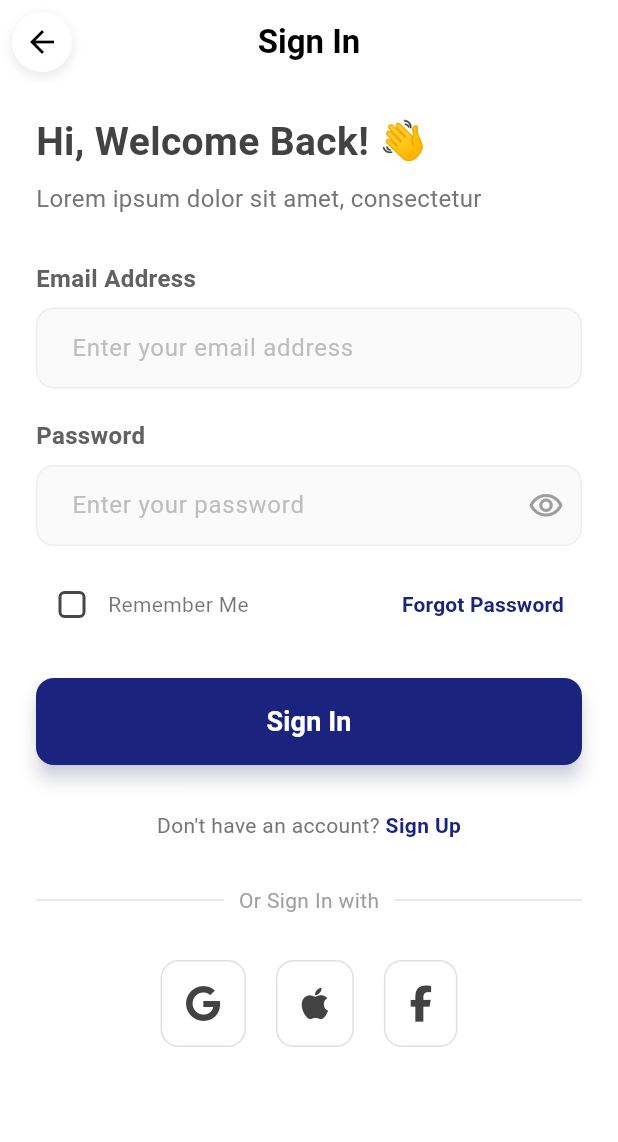
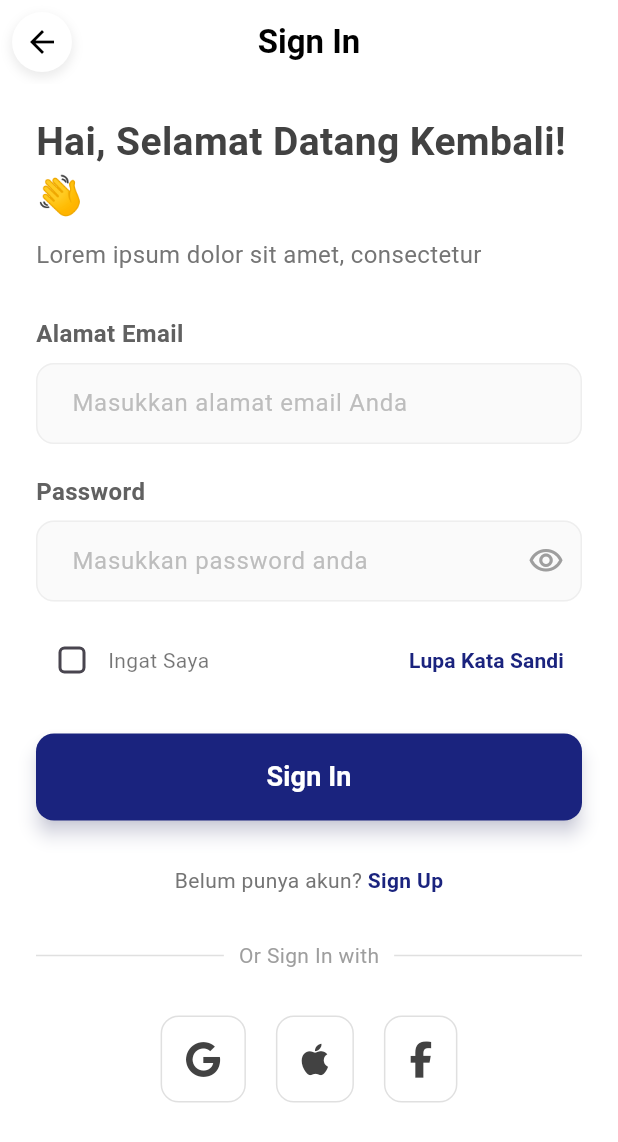
Before and after one commit to riskipradnya/SimpanSini-Personal-Finance, a Flutter app: the screen it shows after launch, on a phone screen of 412 x 824 dp. Shown: the top 1142 px of the screen. Run offline on Flutter 3.47's test engine with Material 3 defaults, Android fonts, the light colour scheme and no system bars; our stand-ins replace fl_chart, font_awesome_flutter, google_fonts, image_picker, shared_preferences; accounts and stored records are empty; Roboto replaces fonts that are missing (Poppins).

Commit message:
menambahkan logic pw dan simpan photo, juga beberapa perubahan kata bahasa

```diff
--- a/lib/database/auth_service.dart
+++ b/lib/database/auth_service.dart
@@ -6,8 +6,10 @@ import '../models/user_model.dart';
 class AuthService {
   // Ganti URL ini saat Anda sudah hosting
   // Untuk tes lokal, ganti dengan IP Address komputer Anda
-  final String _baseUrl =
-      "http://localhost/api_keuangan"; // <-- GANTI DENGAN IP ANDA
+  // PASTIKAN INI ADALAH IP LOKAL KOMPUTER ANDA, BUKAN 'localhost'
+  // Jika Anda menjalankan di emulator Android, '10.0.2.2' adalah IP untuk localhost.
+  // Jika Anda menjalankan di iOS simulator atau perangkat fisik, gunakan IP LAN komputer Anda (contoh: '192.168.1.XX')
+  final String _baseUrl = "http://192.168.117.42/api_keuangan"; // <-- GANTI DENGAN IP ANDA YANG TEPAT!
 
   // Fungsi untuk Registrasi (CREATE)
   Future<Map<String, dynamic>> signUp(
@@ -71,7 +73,8 @@ class AuthService {
 }
 
 class UserService {
-  final String _baseUrl = "http://localhost/api_keuangan";
+  // Pastikan _baseUrl ini sama dengan di AuthService
+  final String _baseUrl = "http://192.168.117.42/api_keuangan"; // <-- GANTI DENGAN IP ANDA YANG TEPAT!
 
   // Get current user from SharedPreferences
   Future<User?> getCurrentUser() async {
@@ -145,7 +148,7 @@ class UserService {
     }
   }
 
-  // Change password
+  // Change password - PERBAIKAN DI SINI
   Future<bool> changePassword(
       String currentPassword,
       String newPassword,
@@ -154,10 +157,13 @@ class UserService {
       final prefs = await SharedPreferences.getInstance();
       final userId = prefs.getInt('user_id');
 
-      // Simulate server call (uncomment when you have the server endpoint)
-      /*
+      if (userId == null) {
+        print('User ID not found in SharedPreferences.');
+        return false;
+      }
+
       final response = await http.post(
-        Uri.parse('$_baseUrl/change_password.php'),
+        Uri.parse('$_baseUrl/change_password.php'), // <-- Ini endpoint PHP yang akan kita buat
         body: {
           'user_id': userId.toString(),
           'current_password': currentPassword,
@@ -168,11 +174,11 @@ class UserService {
       if (response.statusCode == 200) {
         final data = json.decode(response.body);
         return data['status'] == 'success';
+      } else {
+        print('Server responded with status code: ${response.statusCode}');
+        print('Response body: ${response.body}');
+        return false;
       }
-      */
-
-      // For now, return true (simulate success)
-      return true;
     } catch (e) {
       print('Error changing password: $e');
       return false;
--- a/lib/database/transaction_service.dart
+++ b/lib/database/transaction_service.dart
@@ -6,7 +6,7 @@ import 'package:shared_preferences/shared_preferences.dart';
 class TransactionService {
   // Base URL untuk API
   final String _baseUrl =
-      "http://localhost/api_keuangan"; // Ganti dengan URL API Anda
+      "http://192.168.117.42/api_keuangan"; // Ganti dengan URL API Anda
 
   // Mendapatkan user ID dari shared preferences
   Future<int> _getUserId() async {
--- a/lib/database/wishlist_service.dart
+++ b/lib/database/wishlist_service.dart
@@ -6,7 +6,7 @@ import '../models/wishlist_model.dart';
 class WishlistService {
   // Change localhost to your actual IP address
   final String _baseUrl =
-      "http://localhost/api_keuangan"; // Replace with your IP
+      "http://192.168.117.42/api_keuangan"; // Replace with your IP
 
   Future<List<WishlistItem>> getAllWishlistItems() async {
     try {
--- a/lib/screens/change_password_screen.dart
+++ b/lib/screens/change_password_screen.dart
@@ -96,7 +96,7 @@ class _ChangePasswordScreenState extends State<ChangePasswordScreen> {
               ),
               const Expanded(
                 child: Text(
-                  'Change Password',
+                  'Ubah Password',
                   textAlign: TextAlign.center,
                   style: TextStyle(
                     color: Colors.black,
@@ -123,7 +123,7 @@ class _ChangePasswordScreenState extends State<ChangePasswordScreen> {
                     children: [
                       const SizedBox(height: 20),
                       const Text(
-                        'Change your password to keep your account secure.',
+                        'Ubah password Anda untuk menjaga keamanan akun Anda',
                         style: TextStyle(fontSize: 14, color: Colors.grey),
                       ),
                       const SizedBox(height: 32),
@@ -132,7 +132,7 @@ class _ChangePasswordScreenState extends State<ChangePasswordScreen> {
                         controller: _currentPasswordController,
                         obscureText: _obscureCurrentPassword,
                         decoration: InputDecoration(
-                          labelText: 'Current Password',
+                          labelText: 'Password Sekarang',
                           border: const OutlineInputBorder(),
                           prefixIcon: const Icon(Icons.lock_outline),
                           suffixIcon: IconButton(
@@ -151,7 +151,7 @@ class _ChangePasswordScreenState extends State<ChangePasswordScreen> {
                         ),
                         validator: (value) {
                           if (value == null || value.isEmpty) {
-                            return 'Please enter current password';
+                            return 'Silakan masukkan password saat ini';
                           }
                           return null;
                         },
@@ -162,7 +162,7 @@ class _ChangePasswordScreenState extends State<ChangePasswordScreen> {
                         controller: _newPasswordController,
                         obscureText: _obscureNewPassword,
                         decoration: InputDecoration(
-                          labelText: 'New Password',
+                          labelText: 'Password Baru',
                           border: const OutlineInputBorder(),
                           prefixIcon: const Icon(Icons.lock_outline),
                           suffixIcon: IconButton(
@@ -180,10 +180,10 @@ class _ChangePasswordScreenState extends State<ChangePasswordScreen> {
                         ),
                         validator: (value) {
                           if (value == null || value.isEmpty) {
-                            return 'Please enter new password';
+                            return 'Silakan masukkan password baru';
                           }
                           if (value.length < 6) {
-                            return 'Password must be at least 6 characters';
+                            return 'Password terdiri dari minimal 6 karakter';
                           }
                           return null;
                         },
@@ -194,7 +194,7 @@ class _ChangePasswordScreenState extends State<ChangePasswordScreen> {
                         controller: _confirmPasswordController,
                         obscureText: _obscureConfirmPassword,
                         decoration: InputDecoration(
-                          labelText: 'Confirm New Password',
+                          labelText: 'Konfirmasi Password Baru',
                           border: const OutlineInputBorder(),
                           prefixIcon: const Icon(Icons.lock_outline),
                           suffixIcon: IconButton(
@@ -213,10 +213,10 @@ class _ChangePasswordScreenState extends State<ChangePasswordScreen> {
                         ),
                         validator: (value) {
                           if (value == null || value.isEmpty) {
-                            return 'Please confirm new password';
+                            return 'Tolong Konfirmasi Password Baru';
                           }
                           if (value != _newPasswordController.text) {
-                            return 'Passwords do not match';
+                            return 'Kata sandi tidak cocok';
                           }
                           return null;
                         },
@@ -229,7 +229,7 @@ class _ChangePasswordScreenState extends State<ChangePasswordScreen> {
                         child: ElevatedButton(
                           onPressed: _isLoading ? null : _changePassword,
                           style: ElevatedButton.styleFrom(
-                            backgroundColor: const Color(0xFF6C63FF),
+                            backgroundColor: const Color(0xFF3A4276),
                             shape: RoundedRectangleBorder(
                               borderRadius: BorderRadius.circular(8),
                             ),
@@ -239,7 +239,7 @@ class _ChangePasswordScreenState extends State<ChangePasswordScreen> {
                                   color: Colors.white,
                                 )
                               : const Text(
-                                  'Change Password',
+                                  'Ubah Password',
                                   style: TextStyle(
                                     fontSize: 16,
                                     fontWeight: FontWeight.w600,
--- a/lib/screens/sign_in_screen.dart
+++ b/lib/screens/sign_in_screen.dart
@@ -140,7 +140,7 @@ class _SignInScreenState extends State<SignInScreen> {
             crossAxisAlignment: CrossAxisAlignment.start,
             children: [
               Text(
-                'Hi, Welcome Back! 👋',
+                'Hai, Selamat Datang Kembali! 👋',
                 style: TextStyle(
                   fontSize: 26,
                   fontWeight: FontWeight.bold,
@@ -154,7 +154,7 @@ class _SignInScreenState extends State<SignInScreen> {
               ),
               const SizedBox(height: 30),
               Text(
-                'Email Address',
+                'Alamat Email',
                 style: TextStyle(
                   fontSize: 16,
                   fontWeight: FontWeight.w600,
@@ -166,7 +166,7 @@ class _SignInScreenState extends State<SignInScreen> {
                 controller: _emailController, // Hubungkan controller
                 keyboardType: TextInputType.emailAddress,
                 decoration: InputDecoration(
-                  hintText: 'Enter your email address',
+                  hintText: 'Masukkan alamat email Anda',
                   hintStyle: TextStyle(color: Colors.grey[400]),
                   filled: true,
                   fillColor: Colors.grey[50],
@@ -202,7 +202,7 @@ class _SignInScreenState extends State<SignInScreen> {
                 controller: _passwordController, // Hubungkan controller
                 obscureText: !_isPasswordVisible,
                 decoration: InputDecoration(
-                  hintText: 'Enter your password',
+                  hintText: 'Masukkan password anda',
                   hintStyle: TextStyle(color: Colors.grey[400]),
                   filled: true,
                   fillColor: Colors.grey[50],
@@ -256,7 +256,7 @@ class _SignInScreenState extends State<SignInScreen> {
                         ),
                       ),
                       const Text(
-                        'Remember Me',
+                        'Ingat Saya',
                         style: TextStyle(fontSize: 14, color: Colors.black54),
                       ),
                     ],
@@ -264,7 +264,7 @@ class _SignInScreenState extends State<SignInScreen> {
                   TextButton(
                     onPressed: () {},
                     child: const Text(
-                      'Forgot Password',
+                      'Lupa Kata Sandi',
                       style: TextStyle(
                         fontSize: 14,
                         color: Color(0xFF1A237E),
@@ -312,7 +312,7 @@ class _SignInScreenState extends State<SignInScreen> {
                 mainAxisAlignment: MainAxisAlignment.center,
                 children: [
                   Text(
-                    "Don't have an account? ",
+                    "Belum punya akun? ",
                     style: TextStyle(color: Colors.grey[600], fontSize: 14),
                   ),
                   GestureDetector(
--- a/lib/screens/sign_up_screen.dart
+++ b/lib/screens/sign_up_screen.dart
@@ -132,7 +132,7 @@ class _SignUpScreenState extends State<SignUpScreen> {
             crossAxisAlignment: CrossAxisAlignment.start,
             children: [
               Text(
-                'Create Account',
+                'Buat Account',
                 style: TextStyle(
                   fontSize: 26,
                   fontWeight: FontWeight.bold,
@@ -149,14 +149,14 @@ class _SignUpScreenState extends State<SignUpScreen> {
               // Hubungkan TextField dengan Controller
               _buildTextField(
                 controller: _nameController,
-                label: 'Full Name',
-                hint: 'Enter your name',
+                label: 'Nama Lengkap',
+                hint: 'Masukkan nama lengkap Anda',
               ),
               const SizedBox(height: 20),
               _buildTextField(
                 controller: _emailController,
-                label: 'Email Address',
-                hint: 'Enter your email address',
+                label: 'Alamamt Email',
+                hint: 'Masukkan alamat email Anda',
                 keyboardType: TextInputType.emailAddress,
               ),
               const SizedBox(height: 20),
@@ -174,7 +174,7 @@ class _SignUpScreenState extends State<SignUpScreen> {
                 controller: _passwordController,
                 obscureText: !_isPasswordVisible,
                 decoration: InputDecoration(
-                  hintText: 'Enter your password',
+                  hintText: 'Masukan password Anda',
                   hintStyle: TextStyle(color: Colors.grey[400]),
                   filled: true,
                   fillColor: Colors.grey[50],
@@ -235,7 +235,7 @@ class _SignUpScreenState extends State<SignUpScreen> {
                           ),
                         )
                       : const Text(
-                          'Create An Account',
+                          'Buat Akun',
                           style: TextStyle(
                             fontSize: 18,
                             fontWeight: FontWeight.bold,
```
Also changed, not shown: lib/screens/profile_edit_screen.dart (+57 -58 lines), lib/screens/profile_screen.dart (+31 -24 lines). Lines whose indentation alone changed are shown as unchanged.
